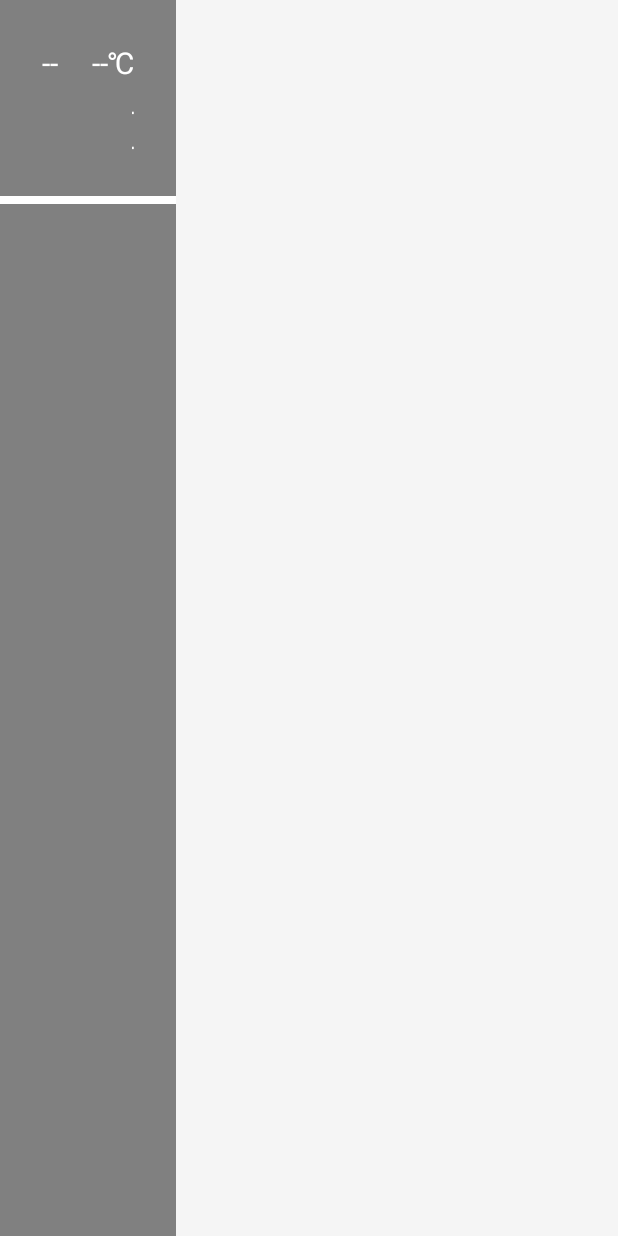
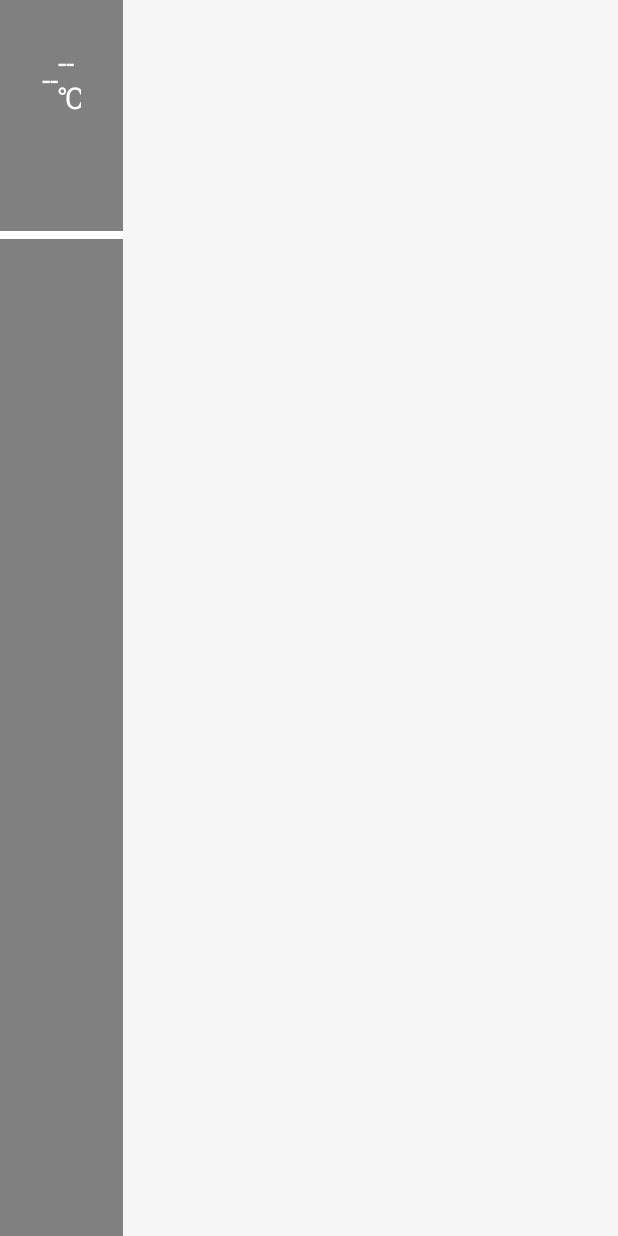
Before and after one commit to cuichenxi/poverty, an Android app: the layout activity_main_tab.xml on its own in the app's theme, with its tools: preview values and no code run, on a phone screen of 412 x 824 dp. Run offline under Robolectric (Android 15) with nearby library versions, the phone set to English and light mode, and no system bars.

Commit message:
2017-11-27

```diff
--- a/app/src/main/res/layout/activity_main_tab.xml
+++ b/app/src/main/res/layout/activity_main_tab.xml
@@ -8,7 +8,7 @@
         android:id="@+id/ll_menu"
         android:layout_width="0dp"
         android:layout_height="match_parent"
-        android:layout_weight="2"
+        android:layout_weight="1"
         android:background="#99333333"
         android:focusable="true"
         android:orientation="vertical">
@@ -47,7 +47,7 @@
     <LinearLayout
         android:layout_width="0dp"
         android:layout_height="match_parent"
-        android:layout_weight="5">
+        android:layout_weight="4">
 
         <FrameLayout
             android:id="@+id/fl_content"
```
